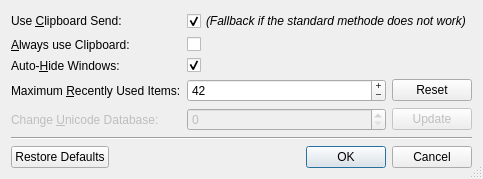
First picture: the form in settingsdialog.ui, repository Skycoder42/UniInsert, before the edit.
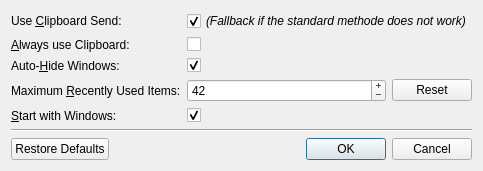
Second picture: the form after the edit. Custom widgets are drawn as their Qt base class.

Commit message: v 1.1 ready -> auto updater and setup is next step

Diff of the .ui file:
```diff
--- a/settingsdialog.ui
+++ b/settingsdialog.ui
@@ -9,16 +9,13 @@
    <rect>
     <x>0</x>
     <y>0</y>
-    <width>453</width>
-    <height>175</height>
+    <width>436</width>
+    <height>163</height>
    </rect>
   </property>
   <property name="windowTitle">
    <string>Settings</string>
   </property>
-  <property name="sizeGripEnabled">
-   <bool>true</bool>
-  </property>
   <property name="modal">
    <bool>true</bool>
   </property>
@@ -90,43 +87,6 @@
        </property>
       </widget>
      </item>
-     <item row="4" column="0">
-      <widget class="QLabel" name="changeUnicodeDatabaseLabel">
-       <property name="enabled">
-        <bool>false</bool>
-       </property>
-       <property name="text">
-        <string>Change &amp;Unicode Database:</string>
-       </property>
-       <property name="buddy">
-        <cstring>changeUnicodeDatabaseSpinBox</cstring>
-       </property>
-      </widget>
-     </item>
-     <item row="4" column="1">
-      <layout class="QHBoxLayout" name="horizontalLayout_2" stretch="1,0">
-       <item>
-        <widget class="QVersionEdit" name="changeUnicodeDatabaseSpinBox">
-         <property name="enabled">
-          <bool>false</bool>
-         </property>
-        </widget>
-       </item>
-       <item>
-        <widget class="QPushButton" name="changeUnicodeDatabaseButton">
-         <property name="enabled">
-          <bool>false</bool>
-         </property>
-         <property name="text">
-          <string>Update</string>
-         </property>
-         <property name="autoDefault">
-          <bool>false</bool>
-         </property>
-        </widget>
-       </item>
-      </layout>
-     </item>
      <item row="3" column="1">
       <layout class="QHBoxLayout" name="horizontalLayout" stretch="1,0">
        <item>
@@ -163,6 +123,23 @@
        </item>
       </layout>
      </item>
+     <item row="4" column="0">
+      <widget class="QLabel" name="startWithWindowsLabel">
+       <property name="text">
+        <string>&amp;Start with Windows:</string>
+       </property>
+       <property name="buddy">
+        <cstring>startWithWindowsCheckBox</cstring>
+       </property>
+      </widget>
+     </item>
+     <item row="4" column="1">
+      <widget class="QCheckBox" name="startWithWindowsCheckBox">
+       <property name="checked">
+        <bool>true</bool>
+       </property>
+      </widget>
+     </item>
     </layout>
    </item>
    <item>
@@ -184,13 +161,6 @@
    </item>
   </layout>
  </widget>
- <customwidgets>
-  <customwidget>
-   <class>QVersionEdit</class>
-   <extends>QSpinBox</extends>
-   <header>qversionedit.h</header>
-  </customwidget>
- </customwidgets>
  <resources/>
  <connections>
   <connection>
```
Left out of the diff: 3 changed lines with no effect on the pictures. The commit also changes 7 other files.
